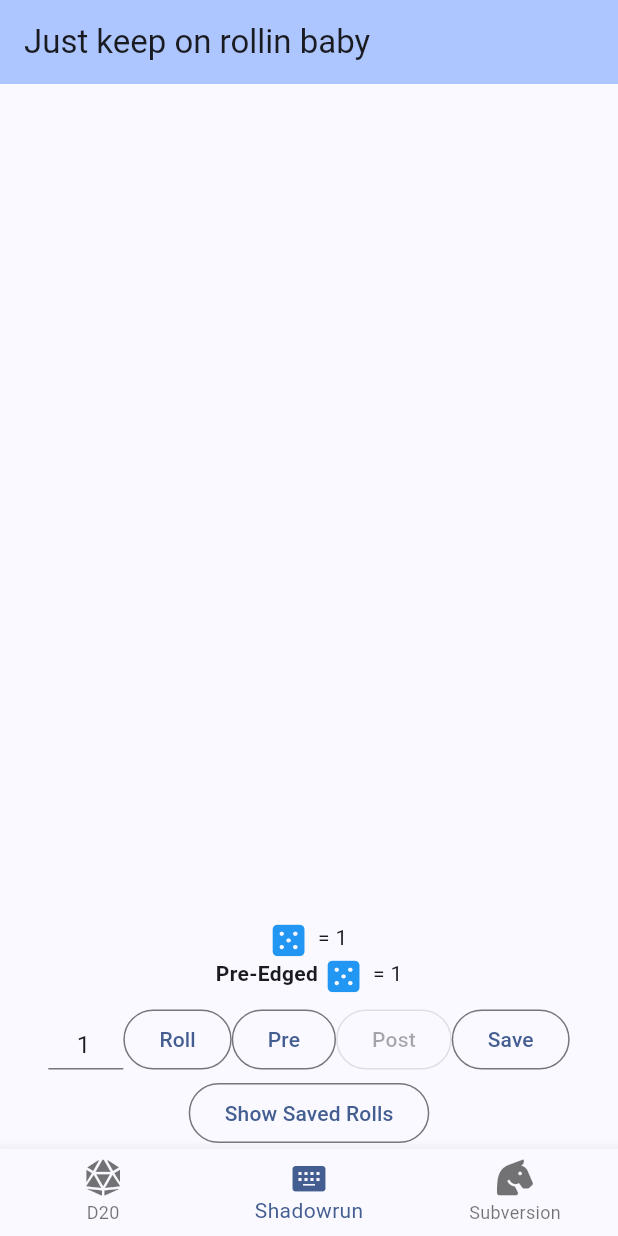
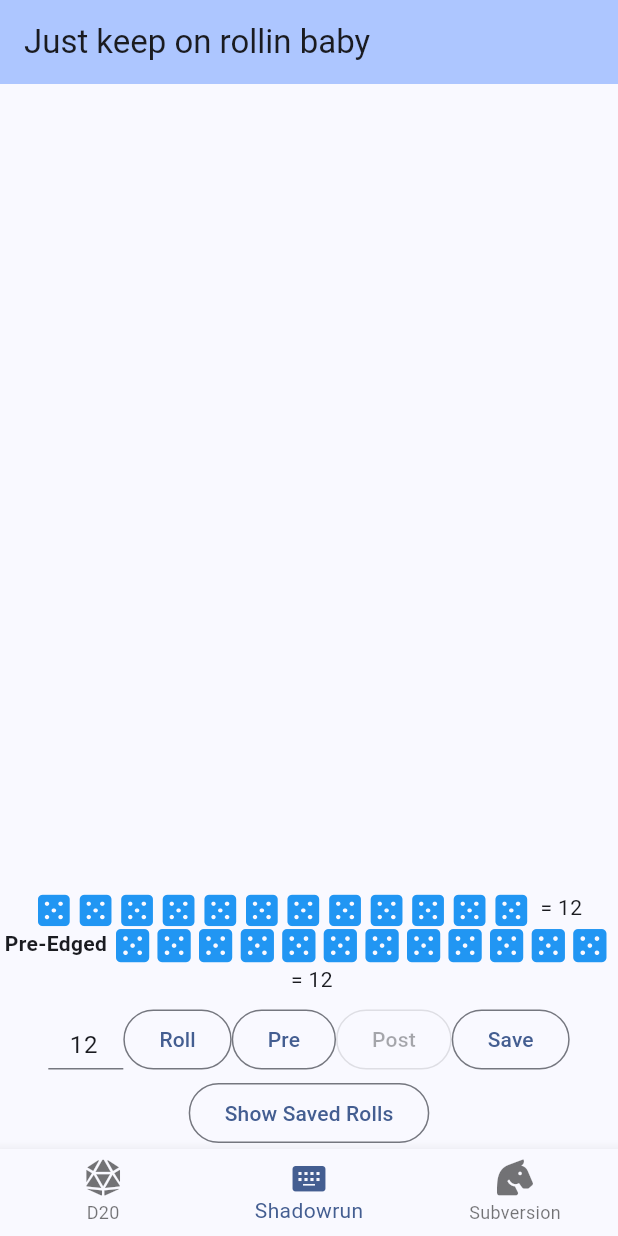
Before and after one commit to draffapps/draff-roller, a Flutter app: the screen it shows after launch, item 2 of the bottom bar chosen, after a tap on "Roll", after a tap on "Pre", on a phone screen of 412 x 824 dp. Run offline on Flutter 3.47's test engine with Material 2 defaults, Android fonts, the light colour scheme and no system bars; our stand-ins replace shared_preferences.

Commit message:
Added a bounce to hits in Shadowrun to make it pop more and defaulted it to 12 instead of 1.

```diff
--- a/lib/roll_utils.dart
+++ b/lib/roll_utils.dart
@@ -97,8 +97,8 @@ List<int> rollShadowrun5(
     SavedRoll roll, Function addToHistory, AnimationController animcontroller,
     {List<int>? priorRoll}) {
   var SavedRoll(:numberOfDice, :description, :extra) = roll;
-  Animation<double> sizeAnimation =
-      Tween<double>(begin: 1.5, end: 1).animate(animcontroller);
+  Animation<double> sizeAnimation = Tween<double>(begin: 1.5, end: 1)
+      .animate(CurvedAnimation(parent: animcontroller, curve: Curves.bounceIn));
 
   List<int> rollInfo = [];
   List<Widget> entry = [];
--- a/lib/shadowrun5_roller.dart
+++ b/lib/shadowrun5_roller.dart
@@ -22,7 +22,7 @@ class _Shadowrun5RollerState extends State<Shadowrun5Roller>
   List<SavedRoll> savedRolls = [];
 
   List<int> priorRoll = [];
-  final numberOfDiceController = TextEditingController(text: '1');
+  final numberOfDiceController = TextEditingController(text: '12');
 
   void _loadSavedRolls() async {
     final SharedPreferences prefs = await SharedPreferences.getInstance();
@@ -108,7 +108,7 @@ class _Shadowrun5RollerState extends State<Shadowrun5Roller>
                     widget.addToHistory,
                     AnimationController(
                         vsync: this,
-                        duration: const Duration(milliseconds: 750))
+                        duration: const Duration(milliseconds: 1250))
                       ..forward());
                 Navigator.of(context).pop();
               },
@@ -231,7 +231,7 @@ class _Shadowrun5RollerState extends State<Shadowrun5Roller>
                             widget.addToHistory,
                             AnimationController(
                                 vsync: this,
-                                duration: const Duration(milliseconds: 750))
+                                duration: const Duration(milliseconds: 1250))
                               ..forward());
                       },
                       child: const Text('Roll')),
@@ -245,7 +245,7 @@ class _Shadowrun5RollerState extends State<Shadowrun5Roller>
                             widget.addToHistory,
                             AnimationController(
                                 vsync: this,
-                                duration: const Duration(milliseconds: 750))
+                                duration: const Duration(milliseconds: 1250))
                               ..forward());
                       },
                       child: const Text('Pre')),
@@ -268,7 +268,8 @@ class _Shadowrun5RollerState extends State<Shadowrun5Roller>
                                 widget.addToHistory,
                                 AnimationController(
                                     vsync: this,
-                                    duration: const Duration(milliseconds: 750))
+                                    duration:
+                                        const Duration(milliseconds: 1250))
                                   ..forward(),
                                 priorRoll: priorRoll);
                           },
```
